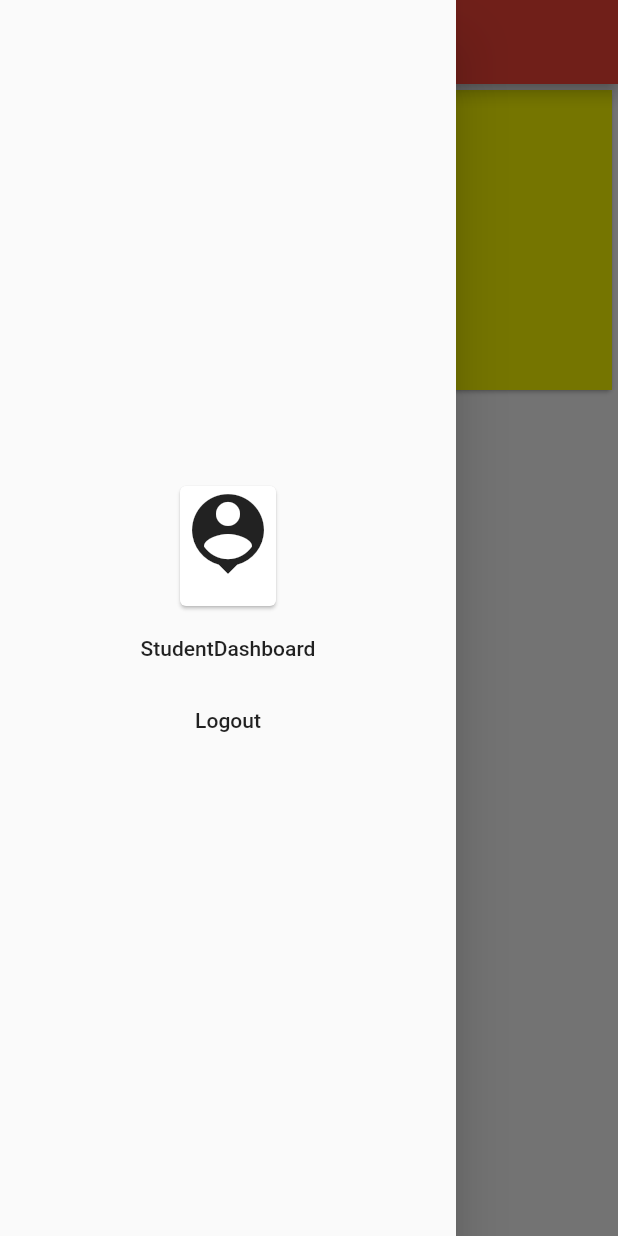
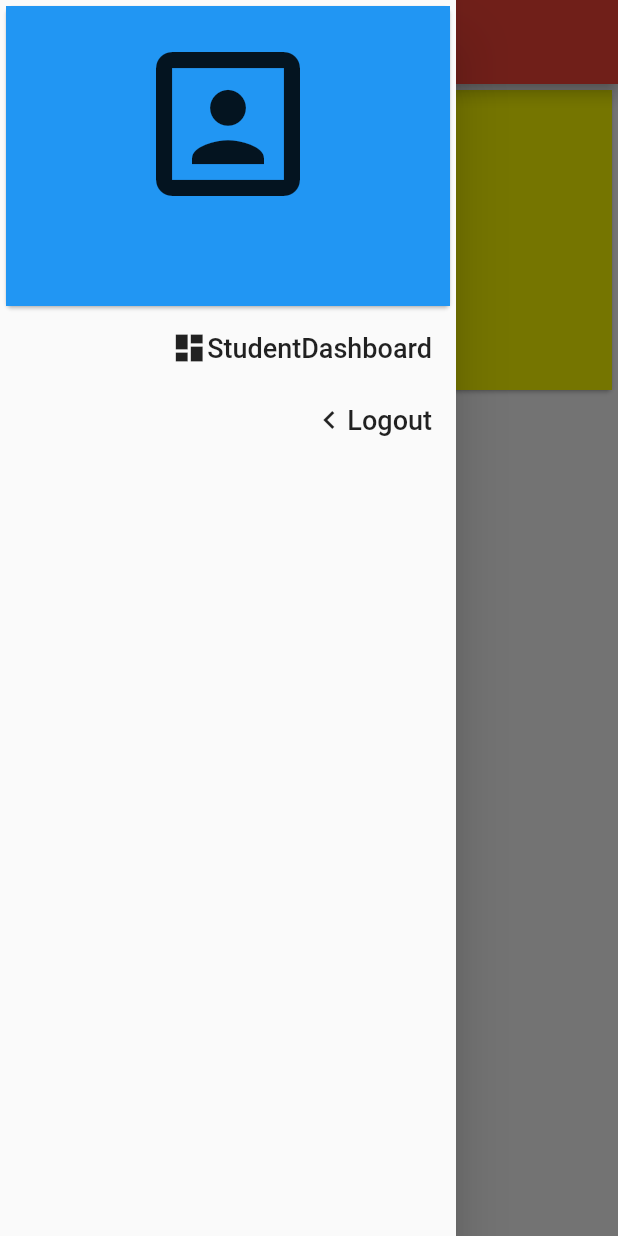
Before and after one commit to akashdeep007/freshersApp, a Flutter app: the Home screen opened directly, with the side drawer open, on a phone screen of 412 x 824 dp. Run offline on Flutter 3.47's test engine with Material 2 defaults, Android fonts, the phone set to English and light mode, and no system bars; our stand-ins replace cloud_firestore, firebase_auth; accounts and stored records are empty.

Commit message:
The signup page is corrected.
The signup page is corrected and the drawer is slightly modified.

```diff
--- a/lib/screens/home/HomePage/CustomDrawer.dart
+++ b/lib/screens/home/HomePage/CustomDrawer.dart
@@ -16,23 +16,41 @@ class CustomDrawer extends StatelessWidget {
           UserData userData = snapshot.data;
           return Drawer(
             child: Column(
-              mainAxisAlignment: MainAxisAlignment.center,
+              mainAxisAlignment: MainAxisAlignment.start,
               children: <Widget>[
                 Card(
                   child: Container(
+                    color: Colors.blue,
+                    height: 200,
+                    width: double.infinity,
                     child: Column(
+                      mainAxisAlignment: MainAxisAlignment.spaceEvenly,
                       children: <Widget>[
                         Icon(
-                          Icons.person_pin,
-                          size: 64,
+                          Icons.portrait,
+                          size: 128,
                         ),
-                        Text(userData == null ? "null" : userData.name),
+                        Text(
+                          userData == null ? "null" : userData.name,
+                          style: TextStyle(
+                              fontSize: 24, fontWeight: FontWeight.w500),
+                        ),
                       ],
                     ),
                   ),
                 ),
                 FlatButton(
-                  child: Text("StudentDashboard"),
+                  child: Container(
+                      width: double.infinity,
+                      child: Row(
+                          mainAxisAlignment: MainAxisAlignment.end,
+                          children: <Widget>[
+                            Icon(Icons.dashboard),
+                            Text(
+                              "StudentDashboard",
+                              style: TextStyle(fontSize: 18),
+                            ),
+                          ])),
                   onPressed: () {
                     Navigator.push(
                         context,
@@ -41,7 +59,17 @@ class CustomDrawer extends StatelessWidget {
                   },
                 ),
                 FlatButton(
-                  child: Text("Logout"),
+                  child: Container(
+                      width: double.infinity,
+                      child: Row(
+                          mainAxisAlignment: MainAxisAlignment.end,
+                          children: <Widget>[
+                            Icon(Icons.chevron_left),
+                            Text(
+                              "Logout",
+                              style: TextStyle(fontSize: 18),
+                            ),
+                          ])),
                   onPressed: () {
                     _auth.signOut();
                   },
```
